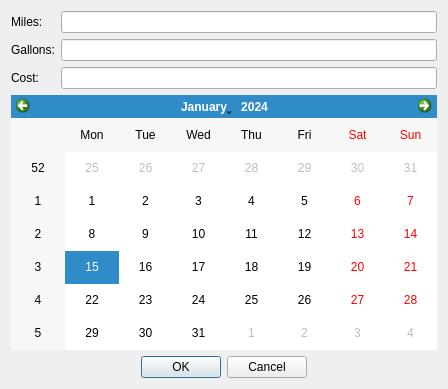
The window that entryform.ui (kc8hfi/fuelmanager) describes before a commit, drawn with Qt 5.
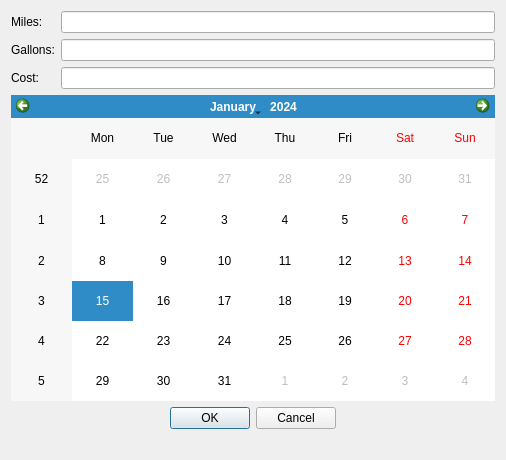
The same window after the commit.

Commit message: 1.  Added a status label to the entry form 2.  Added update mileage to the Query class 3.  Added a login dialog box to be used with mariadb 4.  Updated the UI to reflect program state changes

Diff of the .ui file:
```diff
--- a/entryform.ui
+++ b/entryform.ui
@@ -6,8 +6,8 @@
    <rect>
     <x>0</x>
     <y>0</y>
-    <width>448</width>
-    <height>389</height>
+    <width>506</width>
+    <height>460</height>
    </rect>
   </property>
   <property name="windowTitle">
@@ -88,6 +88,13 @@
      </item>
     </layout>
    </item>
+   <item>
+    <widget class="QLabel" name="messageLabel">
+     <property name="text">
+      <string/>
+     </property>
+    </widget>
+   </item>
   </layout>
  </widget>
  <resources/>
```
The commit also changes 21 other files.
